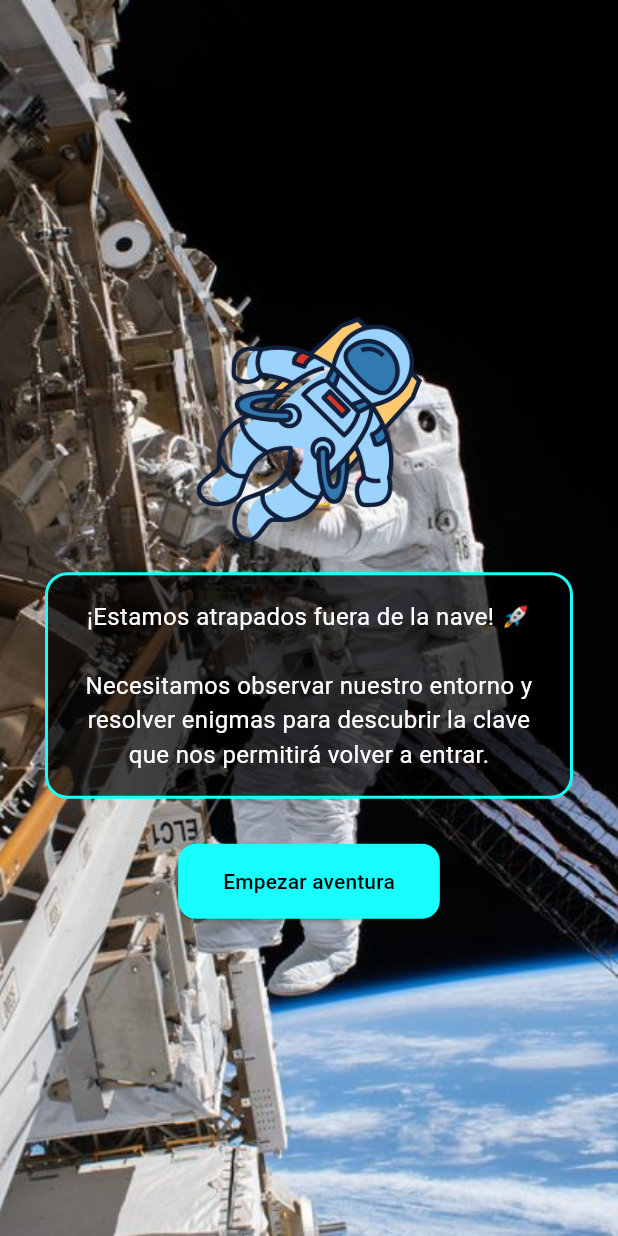
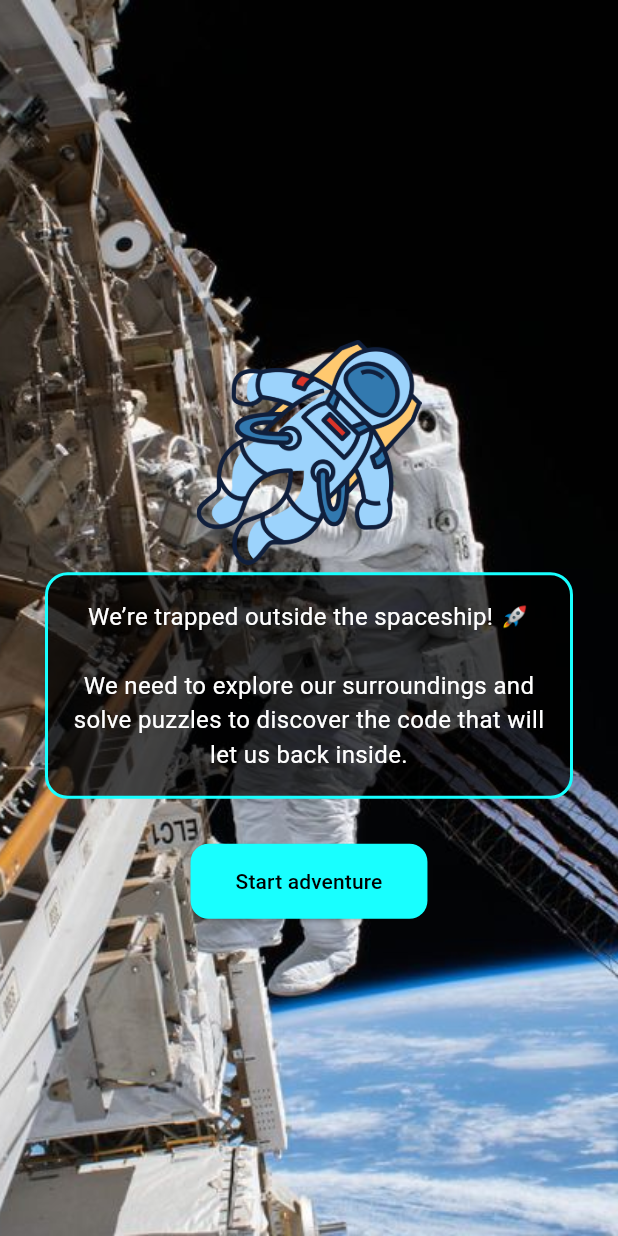
Before and after one commit to violetacf/space_escape_room, a Flutter app: the screen it shows after launch, on a phone screen of 412 x 824 dp. Run offline on Flutter 3.47's test engine with Material 3 defaults, Android fonts, the light colour scheme and no system bars; our stand-ins replace audioplayers.

Commit message:
Extract reusable widgets from home_screen

```diff
--- a/lib/screens/home_screen.dart
+++ b/lib/screens/home_screen.dart
@@ -1,8 +1,50 @@
 import 'package:flutter/material.dart';
+import '../widgets/floating_image.dart';
+import '../widgets/story_box.dart';
+import '../widgets/adventure_button.dart';
 import 'outside_screen1.dart';
 
-class HomeScreen extends StatelessWidget {
+class HomeScreen extends StatefulWidget {
   const HomeScreen({super.key});
+
+  @override
+  State<HomeScreen> createState() => _HomeScreenState();
+}
+
+class _HomeScreenState extends State<HomeScreen>
+    with SingleTickerProviderStateMixin {
+  late AnimationController _controller;
+  late Animation<double> _floatingAnimation;
+  late Animation<double> _fadeAnimation;
+
+  @override
+  void initState() {
+    super.initState();
+    _controller = AnimationController(
+      vsync: this,
+      duration: const Duration(seconds: 3),
+    )..repeat(reverse: true);
+
+    _floatingAnimation = Tween<double>(
+      begin: -15,
+      end: 15,
+    ).animate(CurvedAnimation(parent: _controller, curve: Curves.easeInOut));
+
+    _fadeAnimation = Tween<double>(begin: 0, end: 1).animate(
+      CurvedAnimation(
+        parent: _controller,
+        curve: const Interval(0.0, 0.3, curve: Curves.easeIn),
+      ),
+    );
+
+    _controller.forward();
+  }
+
+  @override
+  void dispose() {
+    _controller.dispose();
+    super.dispose();
+  }
 
   @override
   Widget build(BuildContext context) {
@@ -19,44 +61,28 @@ class HomeScreen extends StatelessWidget {
             child: Column(
               mainAxisAlignment: MainAxisAlignment.center,
               children: [
-                Image.asset("assets/images/astronaut.png", height: 150),
+                FloatingImage(
+                  animation: _floatingAnimation,
+                  imagePath: "assets/images/astronaut.png",
+                  height: 150,
+                ),
                 const SizedBox(height: 20),
-                Container(
-                  padding: const EdgeInsets.all(16),
-                  margin: const EdgeInsets.symmetric(horizontal: 30),
-                  decoration: BoxDecoration(
-                    color: Colors.black.withOpacity(0.7),
-                    borderRadius: BorderRadius.circular(15),
-                    border: Border.all(color: Colors.cyanAccent, width: 2),
-                  ),
-                  child: const Text(
-                    "¡Estamos atrapados fuera de la nave! 🚀\n\n"
-                    "Necesitamos observar nuestro entorno y resolver enigmas "
-                    "para descubrir la clave que nos permitirá volver a entrar.",
-                    style: TextStyle(color: Colors.white, fontSize: 16),
-                    textAlign: TextAlign.center,
-                  ),
+                StoryBox(
+                  fadeAnimation: _fadeAnimation,
+                  text:
+                      "We’re trapped outside the spaceship! 🚀\n\n"
+                      "We need to explore our surroundings and solve puzzles "
+                      "to discover the code that will let us back inside.",
                 ),
                 const SizedBox(height: 30),
-                ElevatedButton(
-                  style: ElevatedButton.styleFrom(
-                    backgroundColor: Colors.cyanAccent,
-                    foregroundColor: Colors.black,
-                    padding: const EdgeInsets.symmetric(
-                      horizontal: 30,
-                      vertical: 15,
-                    ),
-                    shape: RoundedRectangleBorder(
-                      borderRadius: BorderRadius.circular(12),
-                    ),
-                  ),
+                AdventureButton(
+                  label: "Start adventure",
                   onPressed: () {
                     Navigator.push(
                       context,
                       MaterialPageRoute(builder: (_) => const OutsideScreen1()),
                     );
                   },
-                  child: const Text("Empezar aventura"),
                 ),
               ],
             ),
--- /dev/null
+++ b/lib/widgets/adventure_button.dart
@@ -0,0 +1,26 @@
+import 'package:flutter/material.dart';
+
+class AdventureButton extends StatelessWidget {
+  final String label;
+  final VoidCallback onPressed;
+
+  const AdventureButton({
+    super.key,
+    required this.label,
+    required this.onPressed,
+  });
+
+  @override
+  Widget build(BuildContext context) {
+    return ElevatedButton(
+      style: ElevatedButton.styleFrom(
+        backgroundColor: Colors.cyanAccent,
+        foregroundColor: Colors.black,
+        padding: const EdgeInsets.symmetric(horizontal: 30, vertical: 15),
+        shape: RoundedRectangleBorder(borderRadius: BorderRadius.circular(12)),
+      ),
+      onPressed: onPressed,
+      child: Text(label),
+    );
+  }
+}
--- /dev/null
+++ b/lib/widgets/floating_image.dart
@@ -0,0 +1,28 @@
+import 'package:flutter/material.dart';
+
+class FloatingImage extends StatelessWidget {
+  final Animation<double> animation;
+  final String imagePath;
+  final double height;
+
+  const FloatingImage({
+    super.key,
+    required this.animation,
+    required this.imagePath,
+    this.height = 150,
+  });
+
+  @override
+  Widget build(BuildContext context) {
+    return AnimatedBuilder(
+      animation: animation,
+      builder: (context, child) {
+        return Transform.translate(
+          offset: Offset(0, animation.value),
+          child: child,
+        );
+      },
+      child: Image.asset(imagePath, height: height),
+    );
+  }
+}
--- /dev/null
+++ b/lib/widgets/story_box.dart
@@ -0,0 +1,29 @@
+import 'package:flutter/material.dart';
+
+class StoryBox extends StatelessWidget {
+  final Animation<double> fadeAnimation;
+  final String text;
+
+  const StoryBox({super.key, required this.fadeAnimation, required this.text});
+
+  @override
+  Widget build(BuildContext context) {
+    return FadeTransition(
+      opacity: fadeAnimation,
+      child: Container(
+        padding: const EdgeInsets.all(16),
+        margin: const EdgeInsets.symmetric(horizontal: 30),
+        decoration: BoxDecoration(
+          color: Colors.black.withOpacity(0.7),
+          borderRadius: BorderRadius.circular(15),
+          border: Border.all(color: Colors.cyanAccent, width: 2),
+        ),
+        child: Text(
+          text,
+          style: const TextStyle(color: Colors.white, fontSize: 16),
+          textAlign: TextAlign.center,
+        ),
+      ),
+    );
+  }
+}
```
